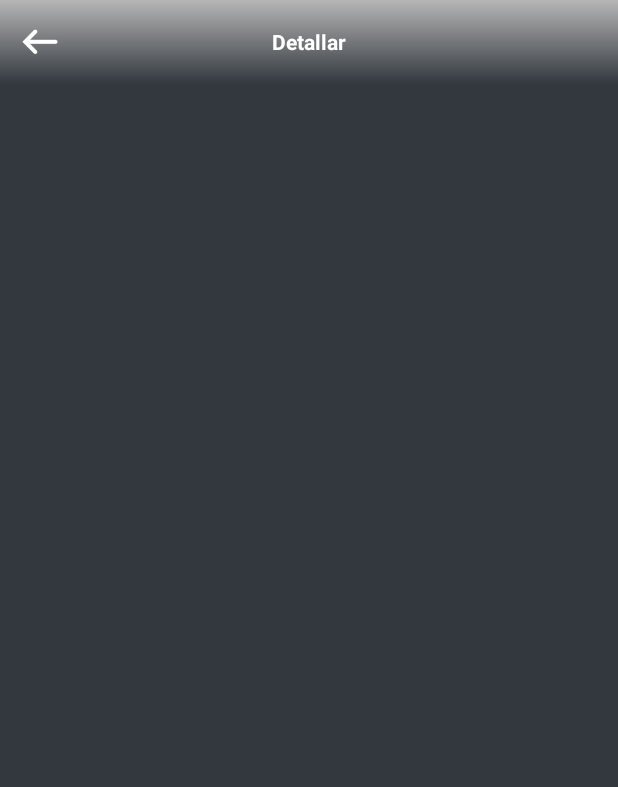
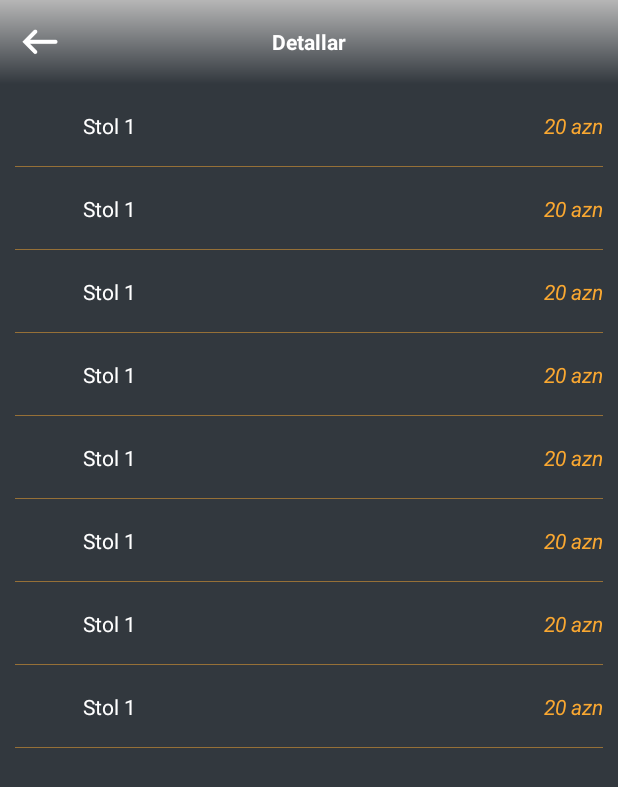
Before and after one commit to nicatguliyev/HunerTest, an Android app: the Details screen opened directly, with no data from a screen before it, on a phone screen of 412 x 824 dp. Shown: the top 787 px of the screen. Run offline under Robolectric (Android 15) with nearby library versions, the light colour scheme and no system bars; our stand-ins replace CircleImageView.

Commit message:
Grid Yaradildi

```diff
--- /dev/null
+++ b/app/src/main/java/com/example/artservis/hunertest/Adapter/DetailListAdapter.java
@@ -0,0 +1,89 @@
+package com.example.artservis.hunertest.Adapter;
+
+import android.content.Context;
+import android.view.LayoutInflater;
+import android.view.View;
+import android.view.ViewGroup;
+import android.widget.BaseAdapter;
+import android.widget.ImageView;
+import android.widget.TextView;
+
+import com.example.artservis.hunertest.Model.DetailModel;
+import com.example.artservis.hunertest.R;
+
+import java.util.ArrayList;
+
+/**
+ * Created by Art Servis on 10/25/2018.
+ */
+
+public class DetailListAdapter extends BaseAdapter {
+
+    Context context;
+    private  final ArrayList<DetailModel> details;
+    LayoutInflater layoutInflater;
+
+
+    public DetailListAdapter(Context context, ArrayList<DetailModel> details) {
+        this.context = context;
+        this.details = details;
+    }
+
+    @Override
+    public int getCount() {
+        return details.size();
+    }
+
+    @Override
+    public Object getItem(int i) {
+        return null;
+    }
+
+    @Override
+    public long getItemId(int i) {
+        return 0;
+    }
+
+    static class ViewHolder{
+        TextView serviceNameTxt;
+        ImageView serviceImage;
+        TextView priceTxt;
+
+    }
+
+    @Override
+    public View getView(int i, View view, ViewGroup viewGroup) {
+
+        DetailListAdapter.ViewHolder viewHolder;
+
+        if(view == null)
+        {
+            layoutInflater = (LayoutInflater) context.getSystemService(Context.LAYOUT_INFLATER_SERVICE);
+            view = layoutInflater.inflate(R.layout.detail_list_item, viewGroup, false);
+
+            viewHolder = new DetailListAdapter.ViewHolder();
+            viewHolder.serviceNameTxt = view.findViewById(R.id.serviceName);
+            viewHolder.serviceImage = view.findViewById(R.id.serviceImg);
+            viewHolder.priceTxt = view.findViewById(R.id.priceTxt);
+
+
+            view.setTag(viewHolder);
+
+        }
+
+        else
+        {
+            viewHolder = (DetailListAdapter.ViewHolder) view.getTag();
+        }
+
+        viewHolder.serviceNameTxt.setText(details.get(i).getDetailName());
+        viewHolder.serviceImage.setImageResource(details.get(i).getDetailImg());
+        viewHolder.priceTxt.setText(details.get(i).getPrice());
+
+        //Typeface tfc = Typeface.createFromAsset(context.getAssets(), "fonts/HELR45W.ttf");
+        // viewHolder.serviceNameTxt.setTypeface(tfc);
+
+        return view;
+
+    }
+}
--- a/app/src/main/java/com/example/artservis/hunertest/Details.java
+++ b/app/src/main/java/com/example/artservis/hunertest/Details.java
@@ -1,13 +1,22 @@
 package com.example.artservis.hunertest;
 
+import android.content.Intent;
 import android.support.v7.app.ActionBar;
 import android.support.v7.app.AppCompatActivity;
 import android.os.Bundle;
 import android.view.View;
 import android.view.WindowManager;
 import android.widget.ImageView;
+import android.widget.ListView;
+
+import com.example.artservis.hunertest.Adapter.DetailListAdapter;
+import com.example.artservis.hunertest.Model.DetailModel;
+
+import java.util.ArrayList;
 
 public class Details extends AppCompatActivity {
+
+    ArrayList<DetailModel> models = new ArrayList<>();
 
     @Override
     protected void onCreate(Bundle savedInstanceState) {
@@ -20,6 +29,35 @@ public class Details extends AppCompatActivity {
         mActionBar.hide();
 
         ImageView backBtn = (ImageView) findViewById(R.id.bacBtn);
+        ListView detailList = (ListView) findViewById(R.id.detailList);
+
+        Intent intent = getIntent();
+        Bundle bundle = intent.getExtras();
+
+        int image = 0;
+
+        if(bundle != null)
+        {
+            image = bundle.getInt("selectedService");
+        }
+
+        DetailModel model1 = new DetailModel("Stol 1", "20 azn", image );
+
+
+        models.add(model1);
+        models.add(model1);
+        models.add(model1);
+        models.add(model1);
+        models.add(model1);
+        models.add(model1);
+        models.add(model1);
+        models.add(model1);
+
+        DetailListAdapter adapter = new DetailListAdapter(getApplicationContext(), models);
+
+        detailList.setAdapter(adapter);
+
+
 
         backBtn.setOnClickListener(new View.OnClickListener() {
             @Override
--- /dev/null
+++ b/app/src/main/java/com/example/artservis/hunertest/Model/DetailModel.java
@@ -0,0 +1,42 @@
+package com.example.artservis.hunertest.Model;
+
+/**
+ * Created by Art Servis on 10/25/2018.
+ */
+
+public class DetailModel {
+    private String detailName;
+    private String price;
+    private int detailImg;
+
+
+    public DetailModel(String detailName, String price, int detailImg) {
+        this.detailName = detailName;
+        this.price = price;
+        this.detailImg = detailImg;
+    }
+
+    public String getDetailName() {
+        return detailName;
+    }
+
+    public void setDetailName(String detailName) {
+        this.detailName = detailName;
+    }
+
+    public String getPrice() {
+        return price;
+    }
+
+    public void setPrice(String price) {
+        this.price = price;
+    }
+
+    public int getDetailImg() {
+        return detailImg;
+    }
+
+    public void setDetailImg(int detailImg) {
+        this.detailImg = detailImg;
+    }
+}
--- a/app/src/main/java/com/example/artservis/hunertest/Services.java
+++ b/app/src/main/java/com/example/artservis/hunertest/Services.java
@@ -92,9 +92,10 @@ public class Services extends AppCompatActivity {
                     public void run() {
                         background.setBackgroundColor(Color.parseColor("#32383e"));
                     }
-                }, 100);
+                }, 50);
 
                 Intent intent  = new Intent(getApplicationContext(), Details.class);
+                intent.putExtra("selectedService", serviceImages.get(i));
                 startActivity(intent);
                 overridePendingTransition(R.anim.come_from_right, R.anim.exit_from_left);
 
--- a/app/src/main/res/layout/activity_details.xml
+++ b/app/src/main/res/layout/activity_details.xml
@@ -44,6 +44,8 @@
         android:id="@+id/detailList"
         android:layout_width="match_parent"
         android:layout_height="match_parent"
+        android:divider="@null"
+        android:dividerHeight="0dp"
         android:layout_below="@+id/actionBarLyt">
 
     </ListView>
--- /dev/null
+++ b/app/src/main/res/layout/detail_list_item.xml
@@ -0,0 +1,66 @@
+<?xml version="1.0" encoding="utf-8"?>
+<RelativeLayout xmlns:android="http://schemas.android.com/apk/res/android"
+    xmlns:app="http://schemas.android.com/apk/res-auto"
+    android:orientation="vertical"
+    android:layout_width="match_parent"
+    android:layout_height="match_parent">
+
+    <RelativeLayout
+        android:id="@+id/listItemLyt"
+        android:layout_width="match_parent"
+        android:layout_height="wrap_content"
+        android:background="@color/hunerGrey">
+
+        <de.hdodenhof.circleimageview.CircleImageView
+            android:id="@+id/serviceImg"
+            android:layout_width="35dp"
+            android:layout_height="35dp"
+            android:layout_centerVertical="true"
+            android:layout_marginLeft="10dp"
+            android:layout_marginTop="10dp"
+            android:layout_marginBottom="10dp"
+            android:src="@drawable/game_icon"
+            app:civ_border_color="@color/hunerGold"
+            app:civ_border_width="2dp"/>
+
+        <TextView
+            android:id="@+id/serviceName"
+            android:layout_width="wrap_content"
+            android:layout_height="wrap_content"
+            android:layout_marginTop="10dp"
+            android:layout_marginBottom="10dp"
+            android:layout_centerVertical="true"
+            android:textColor="#fff"
+            android:layout_toRightOf="@+id/serviceImg"
+            android:layout_marginLeft="10dp"
+            android:text="PLAY STATION"/>
+
+
+
+        <TextView
+            android:id="@+id/priceTxt"
+            android:layout_width="wrap_content"
+            android:layout_height="wrap_content"
+            android:layout_marginTop="10dp"
+            android:layout_marginBottom="10dp"
+            android:layout_centerVertical="true"
+            android:textColor="@color/hunerGold"
+            android:textStyle="italic"
+            android:layout_alignParentRight="true"
+            android:layout_marginRight="10dp"
+            android:layout_marginLeft="10dp"
+            android:text="15 AZN"/>
+
+        <View
+            android:layout_width="match_parent"
+            android:layout_height="0.5dp"
+            android:alpha="0.5"
+            android:background="@color/hunerGold"
+            android:layout_alignParentBottom="true"
+            android:layout_marginLeft="10dp"
+            android:layout_marginRight="10dp"/>
+
+
+    </RelativeLayout>
+
+</RelativeLayout>
```
